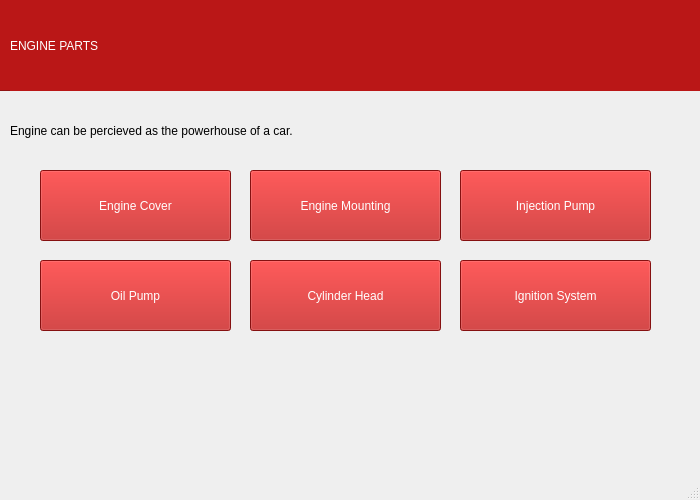
This is gui_testing_modified/engineWindow.ui in CodingBoyBlah/Compooter-Projekt as Qt 5 draws it before an edit. The edited form follows.
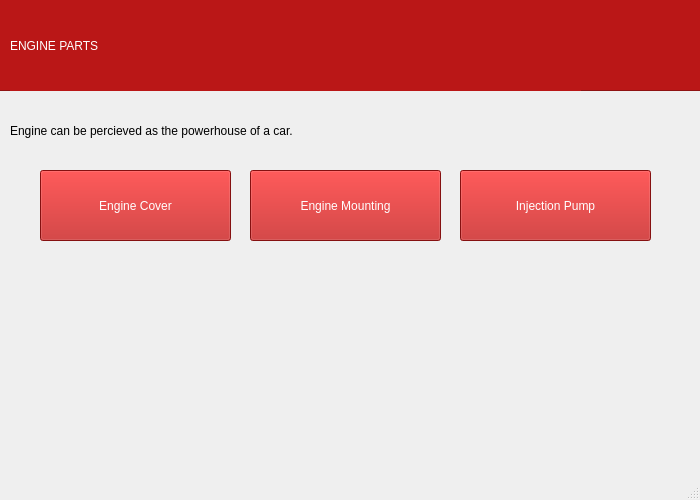
This is the edited form.

Patch:
```diff
--- a/gui_testing_modified/engineWindow.ui
+++ b/gui_testing_modified/engineWindow.ui
@@ -38,7 +38,7 @@
       <rect>
        <x>30</x>
        <y>20</y>
-       <width>691</width>
+       <width>571</width>
        <height>91</height>
       </rect>
      </property>
@@ -110,63 +110,6 @@
      <string>Injection Pump</string>
     </property>
    </widget>
-   <widget class="QPushButton" name="pushButton_4">
-    <property name="geometry">
-     <rect>
-      <x>40</x>
-      <y>260</y>
-      <width>191</width>
-      <height>71</height>
-     </rect>
-    </property>
-    <property name="styleSheet">
-     <string notr="true">font: 18pt &quot;Segoe UI&quot;;
-
-background-color: rgb(186, 23, 23);
-color: rgb(255, 255, 255);</string>
-    </property>
-    <property name="text">
-     <string>Oil Pump</string>
-    </property>
-   </widget>
-   <widget class="QPushButton" name="pushButton_5">
-    <property name="geometry">
-     <rect>
-      <x>250</x>
-      <y>260</y>
-      <width>191</width>
-      <height>71</height>
-     </rect>
-    </property>
-    <property name="styleSheet">
-     <string notr="true">font: 15pt &quot;Segoe UI&quot;;
-
-background-color: rgb(186, 23, 23);
-color: rgb(255, 255, 255);</string>
-    </property>
-    <property name="text">
-     <string>Cylinder Head</string>
-    </property>
-   </widget>
-   <widget class="QPushButton" name="pushButton_6">
-    <property name="geometry">
-     <rect>
-      <x>460</x>
-      <y>260</y>
-      <width>191</width>
-      <height>71</height>
-     </rect>
-    </property>
-    <property name="styleSheet">
-     <string notr="true">font: 14pt &quot;Segoe UI&quot;;
-
-background-color: rgb(186, 23, 23);
-color: rgb(255, 255, 255);</string>
-    </property>
-    <property name="text">
-     <string>Ignition System</string>
-    </property>
-   </widget>
    <widget class="QLabel" name="label_3">
     <property name="geometry">
      <rect>
```
Left out of the diff: 10 changed lines with no effect on the pictures.
